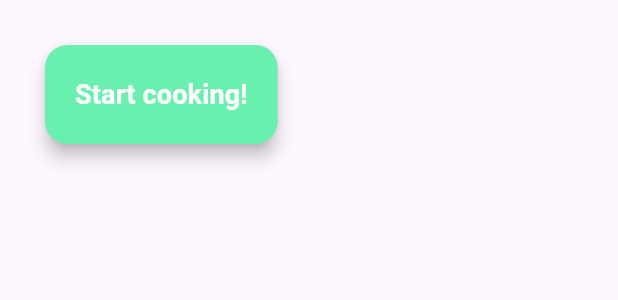
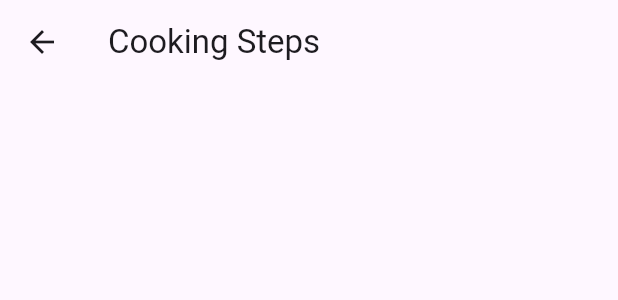
Before and after one commit to Llucaieaie/Recipes-App, a Flutter app: the StartButton widget shown alone on an empty page, opened directly, after a tap on "Start cooking!", on a phone screen of 412 x 824 dp. Shown: the top 300 px of the screen. Run offline on Flutter 3.47's test engine with Material 3 defaults, Android fonts, the phone set to English and light mode, and no system bars; our stand-ins replace flutter_rating_bar; network calls fail.

Commit message:
Added cooking page (empty)

```diff
--- a/recipesapp/lib/main.dart
+++ b/recipesapp/lib/main.dart
@@ -4,6 +4,7 @@ import 'package:flutter/material.dart';
 import 'package:recipesapp/screens/home.dart';
 import 'package:recipesapp/screens/favourites.dart';
 import 'package:recipesapp/screens/reviews.dart';
+import 'package:recipesapp/screens/cooking.dart';
 
 void main(List<String> args) {
   runApp(App());
--- /dev/null
+++ b/recipesapp/lib/screens/cooking.dart
@@ -0,0 +1,20 @@
+import 'package:flutter/material.dart';
+import 'package:recipesapp/models/cookingsteps.dart';
+import 'package:recipesapp/models/recipeAPI.dart';
+
+class Cooking extends StatelessWidget {
+  @override
+  Widget build(BuildContext context) {
+    return Scaffold(
+      appBar: AppBar(
+        title: Text('Cooking Steps'),
+      ),
+      body: Center(
+        child: Text(
+          'Display Cooking Steps Here', // Replace this with your cooking steps UI
+          style: TextStyle(fontSize: 20),
+        ),
+      ),
+    );
+  }
+}
--- a/recipesapp/lib/screens/description.dart
+++ b/recipesapp/lib/screens/description.dart
@@ -1,5 +1,6 @@
 import 'package:flutter/material.dart';
 import 'package:recipesapp/models/recipe.dart';
+import 'package:recipesapp/screens/cooking.dart';
 import 'package:recipesapp/screens/home.dart';
 import 'package:recipesapp/screens/reviews.dart';
 
@@ -139,8 +140,8 @@ class _DescriptionScreenState extends State<DescriptionScreen> {
 
 class StartButton extends StatelessWidget {
   const StartButton({
-    super.key,
-  });
+    Key? key,
+  }) : super(key: key);
 
   @override
   Widget build(BuildContext context) {
@@ -148,21 +149,26 @@ class StartButton extends StatelessWidget {
       padding: const EdgeInsets.all(30.0),
       child: ElevatedButton(
         onPressed: () {
-          // Recipe ingredients and steps screen
+          // Navigate to the cooking page
+          Navigator.push(
+            context,
+            MaterialPageRoute(builder: (context) => Cooking()), // Replace CookingPage with your actual cooking page
+          );
         },
         style: ElevatedButton.styleFrom(
-            backgroundColor: Colors.greenAccent,
-            elevation: 5,
-            shape: RoundedRectangleBorder(
-              borderRadius: BorderRadius.circular(15),
-            ),
-            shadowColor: Colors.black, // Sombra del botón
-            padding: EdgeInsets.all(20)),
+          backgroundColor: Colors.greenAccent,
+          elevation: 5,
+          shape: RoundedRectangleBorder(
+            borderRadius: BorderRadius.circular(15),
+          ),
+          shadowColor: Colors.black,
+          padding: EdgeInsets.all(20),
+        ),
         child: Text(
-          'Start cooking!', // Texto dentro del botón
+          'Start cooking!',
           style: TextStyle(
-            fontSize: 18, // Tamaño de fuente
-            color: Colors.white, // Color del texto
+            fontSize: 18,
+            color: Colors.white,
             fontWeight: FontWeight.bold,
           ),
         ),
--- a/recipesapp/lib/screens/home.dart
+++ b/recipesapp/lib/screens/home.dart
@@ -2,6 +2,7 @@ import 'package:flutter/material.dart';
 import 'package:recipesapp/models/category.dart';
 import 'package:recipesapp/models/recipe.dart';
 import 'package:recipesapp/models/recipeAPI.dart';
+import 'package:recipesapp/screens/cooking.dart';
 import 'package:recipesapp/screens/favourites.dart';
 import 'package:recipesapp/screens/widgets/recipe_card.dart';
 import 'package:recipesapp/screens/widgets/recipe_card_reduced.dart';
```
